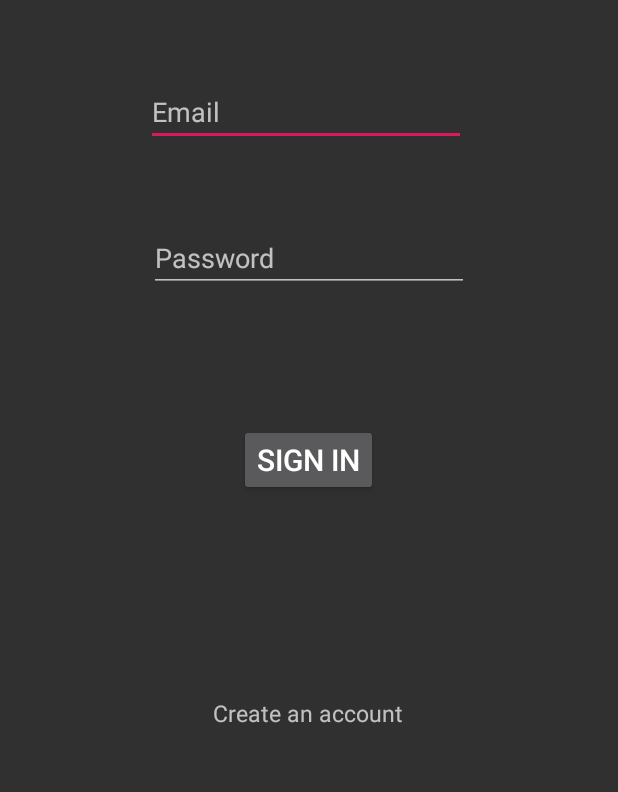
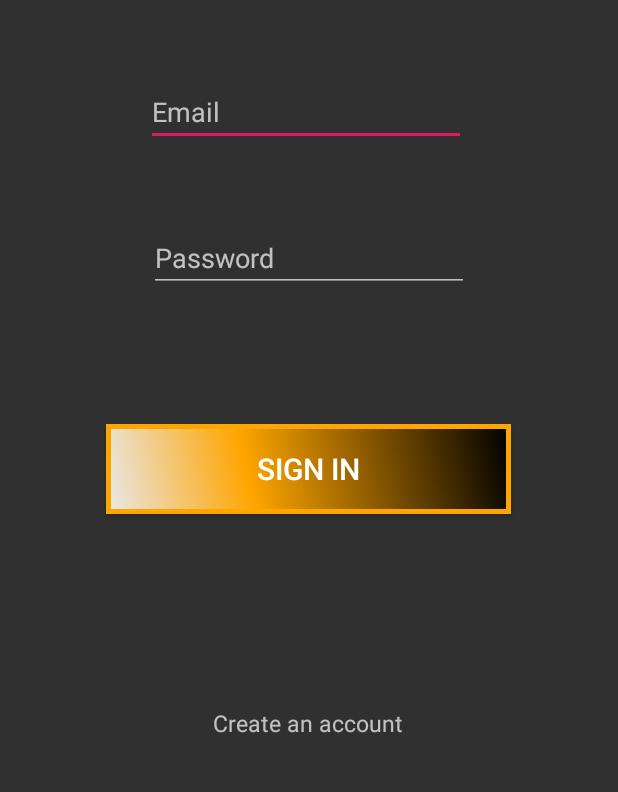
Before and after one commit to SanamMundi/Capture-It, an Android app: the screen it shows after launch (MainActivity), on a phone screen of 412 x 824 dp, the part 259-1051 px from its top. Run offline under Robolectric (Android 15) with nearby library versions, the light colour scheme and no system bars; our stand-ins replace Firebase (no records; nobody signed in at launch, a user with empty details on screens opened directly).

Commit message:
onitemclick added

```diff
--- a/app/build.gradle
+++ b/app/build.gradle
@@ -50,6 +50,10 @@ dependencies {
     androidTestImplementation 'androidx.test:runner:1.2.0'
     androidTestImplementation 'androidx.test.espresso:espresso-core:3.2.0'
     implementation 'com.google.android.gms:play-services-location:17.0.0'
+
+    implementation 'com.github.bumptech.glide:glide:4.3.1'
+
+    implementation 'com.miguelcatalan:materialsearchview:1.4.0'
 }
 
 apply plugin: 'com.google.gms.google-services'
--- a/app/src/main/java/com/example/captureit/Model.java
+++ b/app/src/main/java/com/example/captureit/Model.java
@@ -3,7 +3,7 @@ package com.example.captureit;
 public class Model {
 
     private String title, description;
-    private int img;
+    private String img;
 
     public String getTitle() {
         return title;
@@ -17,7 +17,7 @@ public class Model {
         this.description = description;
     }
 
-    public void setImg(int img) {
+    public void setImg(String img) {
         this.img = img;
     }
 
@@ -25,7 +25,7 @@ public class Model {
         return description;
     }
 
-    public int getImg() {
+    public String getImg() {
         return img;
     }
 }
--- a/app/src/main/java/com/example/captureit/MoreFragment.java
+++ b/app/src/main/java/com/example/captureit/MoreFragment.java
@@ -134,7 +134,7 @@ public class MoreFragment extends Fragment {
     public void logout()
     {
         FirebaseAuth.getInstance().signOut();
-        Intent intent = new Intent(getContext(),BaseActivity.class);
+        Intent intent = new Intent(getContext(),MainActivity.class);
         intent.addFlags(Intent.FLAG_ACTIVITY_CLEAR_TOP);
         startActivity(intent);
     }
--- a/app/src/main/res/drawable/button_default.xml
+++ b/app/src/main/res/drawable/button_default.xml
@@ -4,4 +4,30 @@
 
     <!--<gradient-->
         <!--android:startColor=""-->
+
+    corners
+    android:radius="14dp"
+    />
+    <gradient
+        android:angle="45"
+        android:centerX="35%"
+        android:centerColor="#ffa500"
+        android:startColor="#E8E8E8"
+        android:endColor="#000000"
+        android:type="linear"
+        />
+    <padding
+        android:left="0dp"
+        android:top="0dp"
+        android:right="0dp"
+        android:bottom="0dp"
+        />
+    <size
+        android:width="270dp"
+        android:height="60dp"
+        />
+    <stroke
+        android:width="3dp"
+        android:color="#ffa500"
+        />
 </shape>
--- a/app/src/main/res/layout/activity_base.xml
+++ b/app/src/main/res/layout/activity_base.xml
@@ -9,6 +9,10 @@
 
 
 
+        <TextView
+            android:layout_width="wrap_content"
+            android:layout_height="wrap_content"
+            android:text="sjsfdjaskdjfksadjfgklasdl"/>
 
         <!--android:id="@+id/bottomNavBar"-->
         <!--android:layout_width="match_parent"-->
--- a/app/src/main/res/layout/fragment_login.xml
+++ b/app/src/main/res/layout/fragment_login.xml
@@ -69,6 +69,7 @@
             android:layout_marginEnd="8dp"
             android:layout_marginRight="8dp"
             android:text="@string/signInButton"
+            android:background="@drawable/button_default"
             app:layout_constraintEnd_toEndOf="parent"
             app:layout_constraintHorizontal_bias="0.498"
             app:layout_constraintStart_toStartOf="parent"
--- a/app/src/main/res/layout/fragment_sign_up.xml
+++ b/app/src/main/res/layout/fragment_sign_up.xml
@@ -65,6 +65,7 @@
             android:layout_marginStart="8dp"
             android:layout_marginLeft="8dp"
             android:layout_marginTop="88dp"
+            android:background="@drawable/button_default"
             android:textSize="20sp"
             android:layout_marginEnd="8dp"
             android:layout_marginRight="8dp"
--- a/app/src/main/res/values/styles.xml
+++ b/app/src/main/res/values/styles.xml
@@ -4,7 +4,7 @@
     <style name="AppTheme" parent="Theme.AppCompat.NoActionBar">
         <!-- Customize your theme here. -->
         <item name="colorPrimary">@color/colorPrimary</item>
-        <item name="colorPrimaryDark">@color/colorPrimaryDark</item>
+        <item name="colorPrimaryDark">@color/colorPrimary</item>
         <item name="colorAccent">@color/colorAccent</item>
     </style>
 
```
Also changed, not shown: app/src/main/AndroidManifest.xml (+8 -2 lines), app/src/main/java/com/example/captureit/HomeFragment.java (+11 -3 lines), app/src/main/java/com/example/captureit/ItemClickListener.java (added, +8 -0 lines), app/src/main/java/com/example/captureit/MyAdapter.java (+39 -2 lines), app/src/main/java/com/example/captureit/MyHolder.java (+16 -2 lines), app/src/main/java/com/example/captureit/PhotographerActivity.java (added, +45 -0 lines), app/src/main/java/com/example/captureit/PhotographerFragment.java (added, +46 -0 lines), app/src/main/res/layout/activity_photographer.xml (added, +67 -0 lines), app/src/main/res/layout/fragment_photographer.xml (added, +46 -0 lines).
